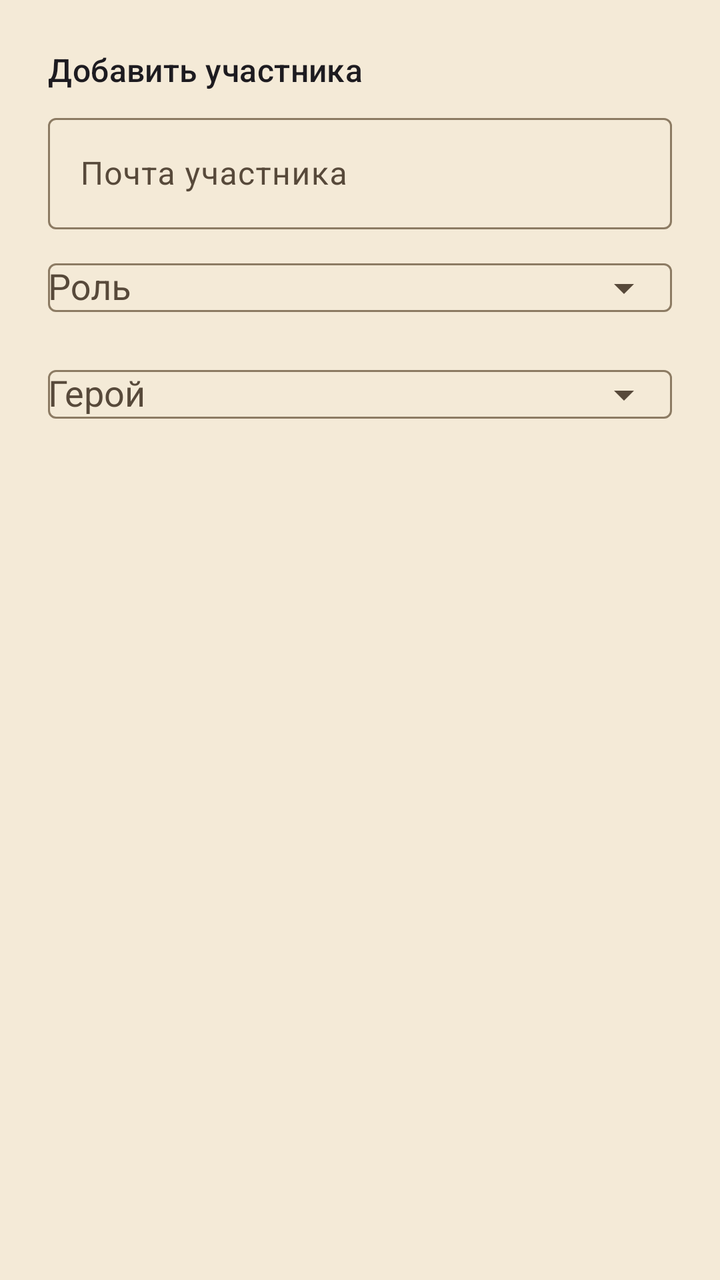
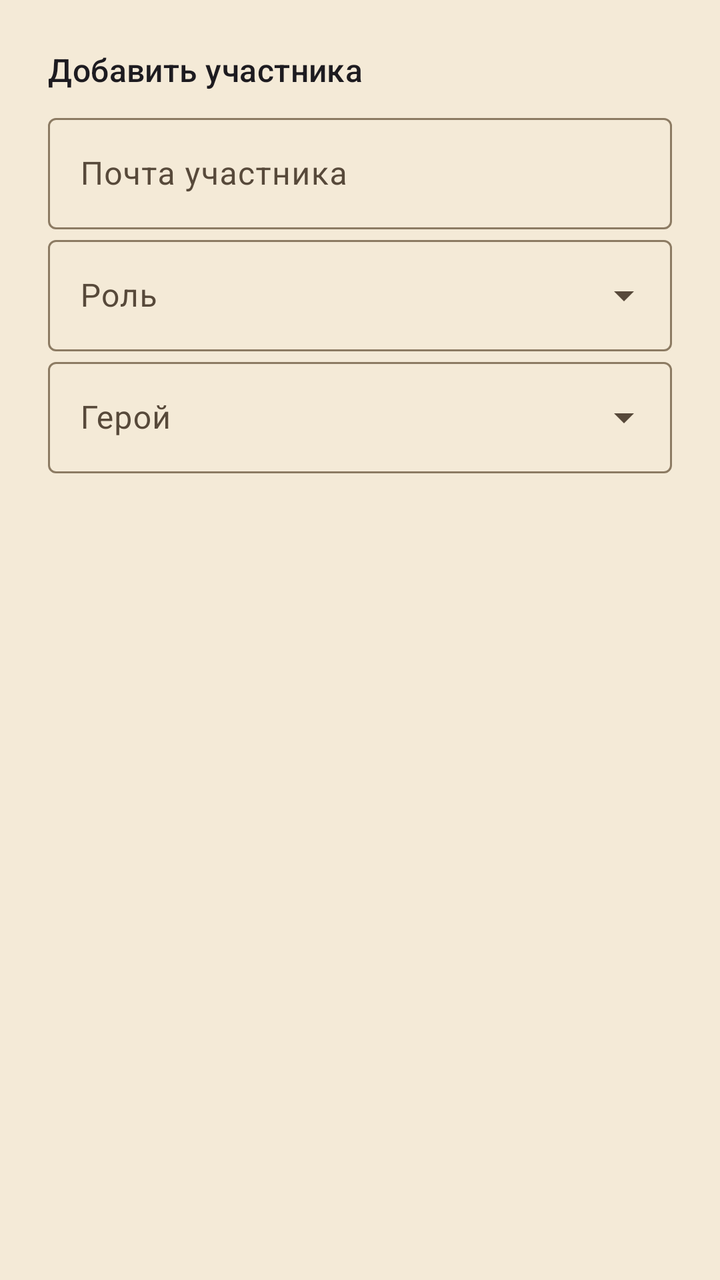

Before-and-after screenshots of an Android layout around one commit, followed by the original layout XML and the change that was made.
<!-- AndroidManifest.xml: application theme Theme.DnDMemory -->
<!-- res/layout/dialog_member_edit.xml -->
<?xml version="1.0" encoding="utf-8"?>
<LinearLayout xmlns:android="http://schemas.android.com/apk/res/android"
    xmlns:app="http://schemas.android.com/apk/res-auto"
    android:layout_width="match_parent"
    android:layout_height="wrap_content"
    android:orientation="vertical"
    android:padding="24dp">

    <TextView
        android:id="@+id/member_edit_header"
        android:layout_width="match_parent"
        android:layout_height="wrap_content"
        android:text="@string/members_add"
        android:textAppearance="?attr/textAppearanceTitleMedium" />

    <com.google.android.material.textfield.TextInputLayout
        android:layout_width="match_parent"
        android:layout_height="wrap_content"
        android:layout_marginTop="8dp"
        android:hint="@string/member_email">

        <com.google.android.material.textfield.TextInputEditText
            android:id="@+id/member_edit_email_input"
            android:layout_width="match_parent"
            android:layout_height="wrap_content"
            android:inputType="textEmailAddress"
            android:maxLines="1" />
    </com.google.android.material.textfield.TextInputLayout>

    <com.google.android.material.textfield.TextInputLayout
        android:layout_width="match_parent"
        android:layout_height="wrap_content"
        android:hint="@string/members_role"
        app:endIconMode="dropdown_menu">

        <com.google.android.material.textfield.MaterialAutoCompleteTextView
            android:id="@+id/member_edit_role_input"
            android:layout_width="match_parent"
            android:layout_height="wrap_content"
            android:inputType="none" />
    </com.google.android.material.textfield.TextInputLayout>

    <com.google.android.material.textfield.TextInputLayout
        android:layout_width="match_parent"
        android:layout_height="wrap_content"
        android:hint="@string/members_linked_hero"
        app:endIconMode="dropdown_menu">

        <com.google.android.material.textfield.MaterialAutoCompleteTextView
            android:id="@+id/member_edit_linked_input"
            android:layout_width="match_parent"
            android:layout_height="wrap_content"
            android:inputType="none" />
    </com.google.android.material.textfield.TextInputLayout>
</LinearLayout>
<!-- resources referenced by this layout -->
<resources>
  <string name="member_email">Почта участника</string>
  <string name="members_add">Добавить участника</string>
  <string name="members_linked_hero">Герой</string>
  <string name="members_role">Роль</string>
  <style name="Theme.DnDMemory" parent="Theme.Material3.DayNight.NoActionBar">
          <item name="colorPrimary">@color/colorPrimary</item>
          <item name="colorPrimaryDark">@color/colorPrimaryDark</item>
          <item name="colorOnPrimary">@color/colorOnPrimary</item>
          <item name="colorPrimaryContainer">@color/colorPrimaryContainer</item>
          <item name="colorOnPrimaryContainer">@color/colorOnPrimaryContainer</item>
          <item name="colorSecondary">@color/colorSecondary</item>
          <item name="colorOnSecondary">@color/colorOnSecondary</item>
          <item name="colorSurface">@color/colorSurface</item>
          <item name="colorOnSurface">@color/colorOnSurface</item>
          <item name="colorSurfaceVariant">@color/colorSurfaceVariant</item>
          <item name="colorOnSurfaceVariant">@color/colorOnSurfaceVariant</item>
          <item name="android:colorBackground">@color/colorBackground</item>
          <item name="colorOnBackground">@color/colorOnBackground</item>
          <item name="colorError">@color/colorError</item>
          <item name="colorOnError">@color/colorOnError</item>
          <item name="colorOutline">@color/colorOutline</item>
          <item name="android:statusBarColor">@color/colorPrimaryDark</item>
          <item name="android:navigationBarColor">@color/colorBackground</item>
          <item name="android:windowBackground">@color/colorBackground</item>
      </style>
  <color name="colorPrimary">#8A6A3B</color>
  <color name="colorPrimaryDark">#5E4525</color>
  <color name="colorOnPrimary">#FFF7EA</color>
  <color name="colorPrimaryContainer">#EBDCC2</color>
  <color name="colorOnPrimaryContainer">#3A2A14</color>
  <color name="colorSecondary">#B98B2E</color>
  <color name="colorOnSecondary">#FFF8EA</color>
  <color name="colorSurface">#FBF4E6</color>
  <color name="colorOnSurface">#2A2118</color>
  <color name="colorSurfaceVariant">#EEE0C6</color>
  <color name="colorOnSurfaceVariant">#57493A</color>
  <color name="colorBackground">#F4EAD7</color>
  <color name="colorOnBackground">#2A2118</color>
  <color name="colorError">#A3231C</color>
  <color name="colorOnError">#FFFFFF</color>
  <color name="colorOutline">#8C7B63</color>
</resources>

<!-- the commit's change to res/layout/dialog_member_edit.xml (unified diff, before → after) -->
@@ -31,6 +31,7 @@
         android:layout_width="match_parent"
         android:layout_height="wrap_content"
         android:hint="@string/members_role"
+        style="@style/Widget.Material3.TextInputLayout.OutlinedBox.ExposedDropdownMenu"
         app:endIconMode="dropdown_menu">
 
         <com.google.android.material.textfield.MaterialAutoCompleteTextView
@@ -44,6 +45,7 @@
         android:layout_width="match_parent"
         android:layout_height="wrap_content"
         android:hint="@string/members_linked_hero"
+        style="@style/Widget.Material3.TextInputLayout.OutlinedBox.ExposedDropdownMenu"
         app:endIconMode="dropdown_menu">
 
         <com.google.android.material.textfield.MaterialAutoCompleteTextView
